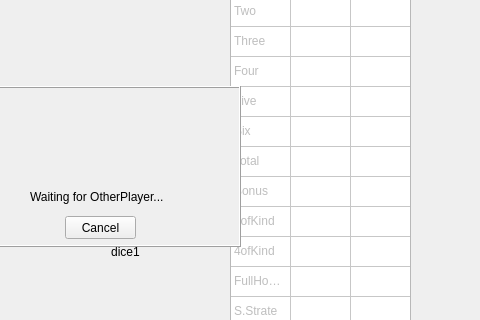
Old version of the form Yachu.ui in the repository Mintflavor/yachu_online; both pictures show x 320 to 800 and y 123 to 443 of the 800 by 603 pixel window.
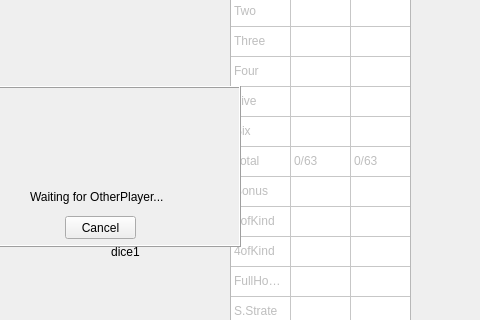
New version of the form. Custom widgets are drawn as their Qt base class.

Diff of the .ui file:
```diff
--- a/Yachu.ui
+++ b/Yachu.ui
@@ -203,7 +203,7 @@
        </item>
        <item row="6" column="1">
         <property name="text">
-         <string/>
+         <string>0/63</string>
         </property>
         <property name="flags">
          <set>ItemIsSelectable|ItemIsDragEnabled|ItemIsUserCheckable</set>
@@ -211,7 +211,7 @@
        </item>
        <item row="6" column="2">
         <property name="text">
-         <string/>
+         <string>0/63</string>
         </property>
         <property name="flags">
          <set>ItemIsSelectable|ItemIsDragEnabled|ItemIsUserCheckable</set>
```
